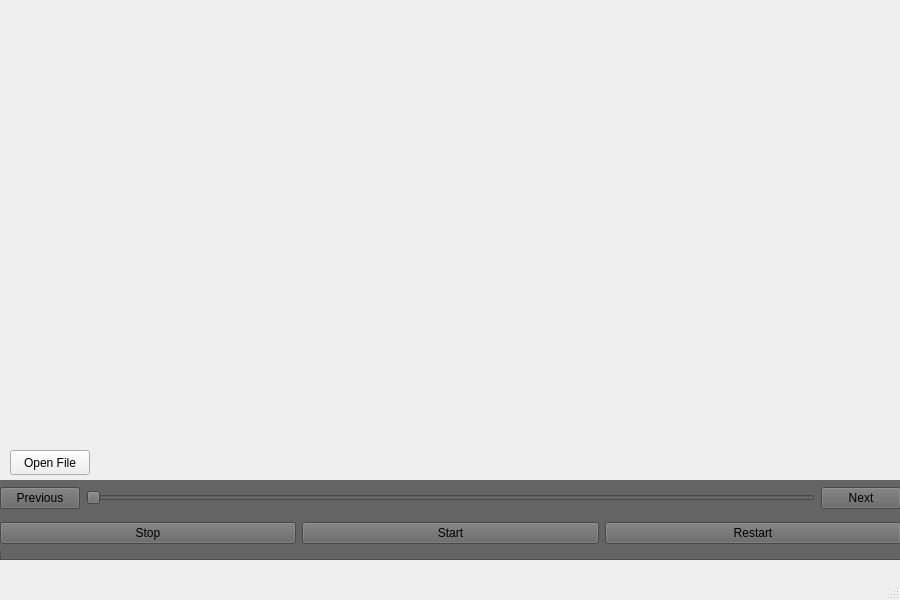
This is mainwindow.ui in Pottarr/QtGroove as Qt 5 draws it before an edit. The edited form follows.
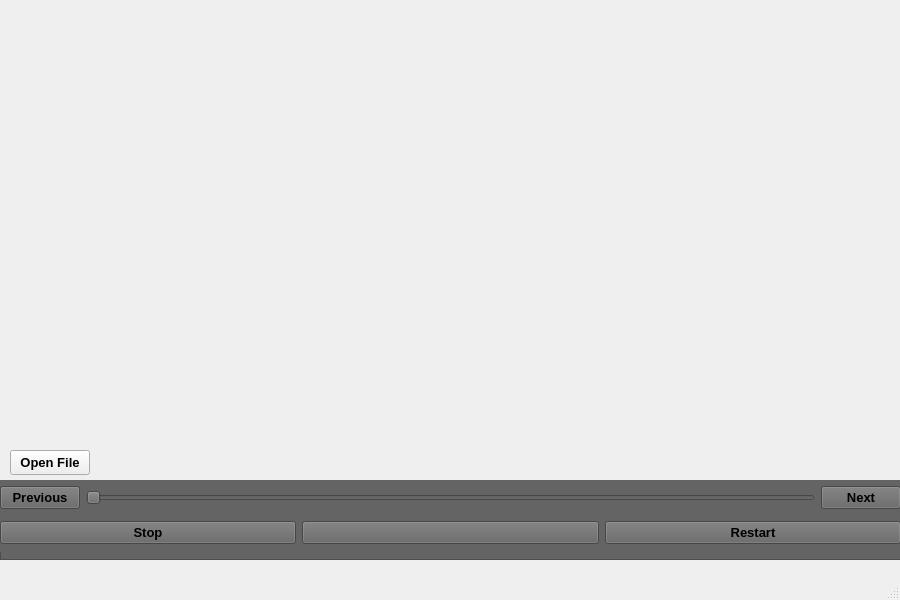
This is the edited form.

Commit message: made the letters bold for easier read

```diff
--- a/mainwindow.ui
+++ b/mainwindow.ui
@@ -23,6 +23,12 @@
       <height>25</height>
      </rect>
     </property>
+    <property name="font">
+     <font>
+      <pointsize>10</pointsize>
+      <bold>true</bold>
+     </font>
+    </property>
     <property name="text">
      <string>Open File</string>
     </property>
@@ -51,7 +57,7 @@
        <x>0</x>
        <y>0</y>
        <width>901</width>
-       <height>71</height>
+       <height>72</height>
       </rect>
      </property>
      <layout class="QVBoxLayout" name="verticalLayout">
@@ -59,6 +65,15 @@
        <layout class="QHBoxLayout" name="horizontalLayout">
         <item>
          <widget class="QPushButton" name="previousButton">
+          <property name="font">
+           <font>
+            <pointsize>10</pointsize>
+            <bold>true</bold>
+           </font>
+          </property>
+          <property name="styleSheet">
+           <string notr="true"/>
+          </property>
           <property name="text">
            <string>Previous</string>
           </property>
@@ -73,6 +88,15 @@
         </item>
         <item>
          <widget class="QPushButton" name="nextButton">
+          <property name="font">
+           <font>
+            <pointsize>10</pointsize>
+            <bold>true</bold>
+           </font>
+          </property>
+          <property name="styleSheet">
+           <string notr="true"/>
+          </property>
           <property name="text">
            <string>Next</string>
           </property>
@@ -84,20 +108,47 @@
        <layout class="QHBoxLayout" name="horizontalLayout_2">
         <item>
          <widget class="QPushButton" name="stopButton">
+          <property name="font">
+           <font>
+            <pointsize>10</pointsize>
+            <bold>true</bold>
+           </font>
+          </property>
+          <property name="styleSheet">
+           <string notr="true"/>
+          </property>
           <property name="text">
            <string>Stop</string>
           </property>
          </widget>
         </item>
         <item>
-         <widget class="QPushButton" name="pauseButton">
+         <widget class="QPushButton" name="playButton">
+          <property name="font">
+           <font>
+            <pointsize>10</pointsize>
+            <bold>true</bold>
+           </font>
+          </property>
+          <property name="styleSheet">
+           <string notr="true">color: rgb(255, 255, 255);</string>
+          </property>
           <property name="text">
-           <string>Start</string>
+           <string/>
           </property>
          </widget>
         </item>
         <item>
          <widget class="QPushButton" name="restartButton">
+          <property name="font">
+           <font>
+            <pointsize>10</pointsize>
+            <bold>true</bold>
+           </font>
+          </property>
+          <property name="styleSheet">
+           <string notr="true"/>
+          </property>
           <property name="text">
            <string>Restart</string>
           </property>
```
Left out of the diff: 4 changed lines with no effect on the pictures.
